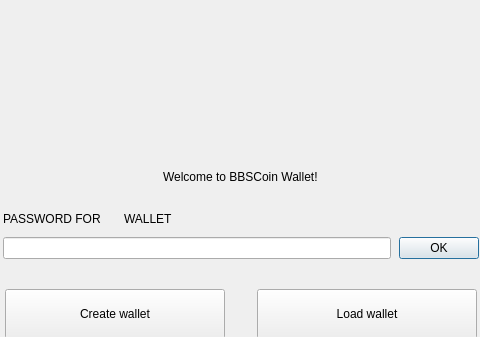
First picture: the form in src/Gui/NoWallet/NoWalletFrame.ui, repository altcnews/Nirvana-Wallet, before the edit; both pictures show x 178 to 658 and y 0 to 337 of the 838 by 660 pixel window.
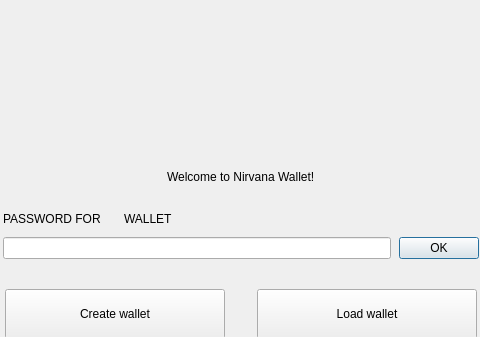
Second picture: the form after the edit. Custom widgets are drawn as their Qt base class.

Patch:
```diff
--- a/src/Gui/NoWallet/NoWalletFrame.ui
+++ b/src/Gui/NoWallet/NoWalletFrame.ui
@@ -54,7 +54,7 @@
    <item alignment="Qt::AlignHCenter">
     <widget class="WalletGui::WalletHeaderLabel" name="m_welcomeLabel">
      <property name="text">
-      <string>Welcome to BBSCoin Wallet!</string>
+      <string>Welcome to Nirvana Wallet!</string>
      </property>
     </widget>
    </item>
```
